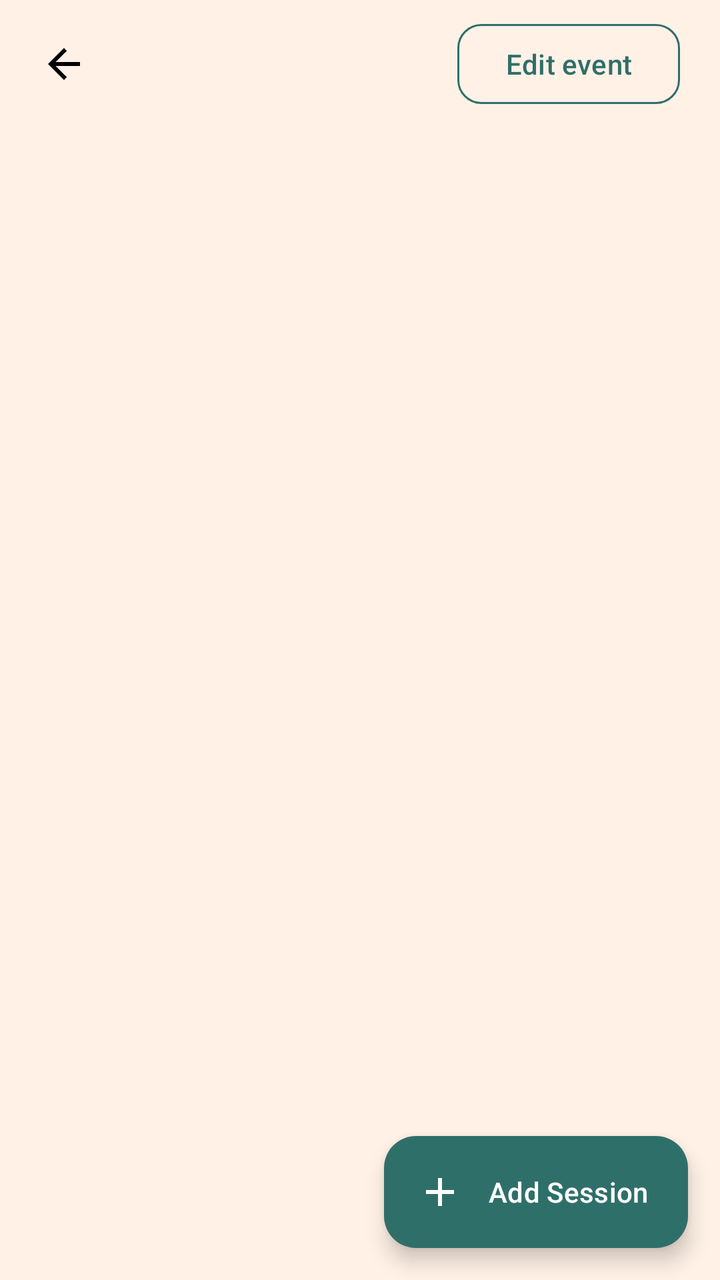
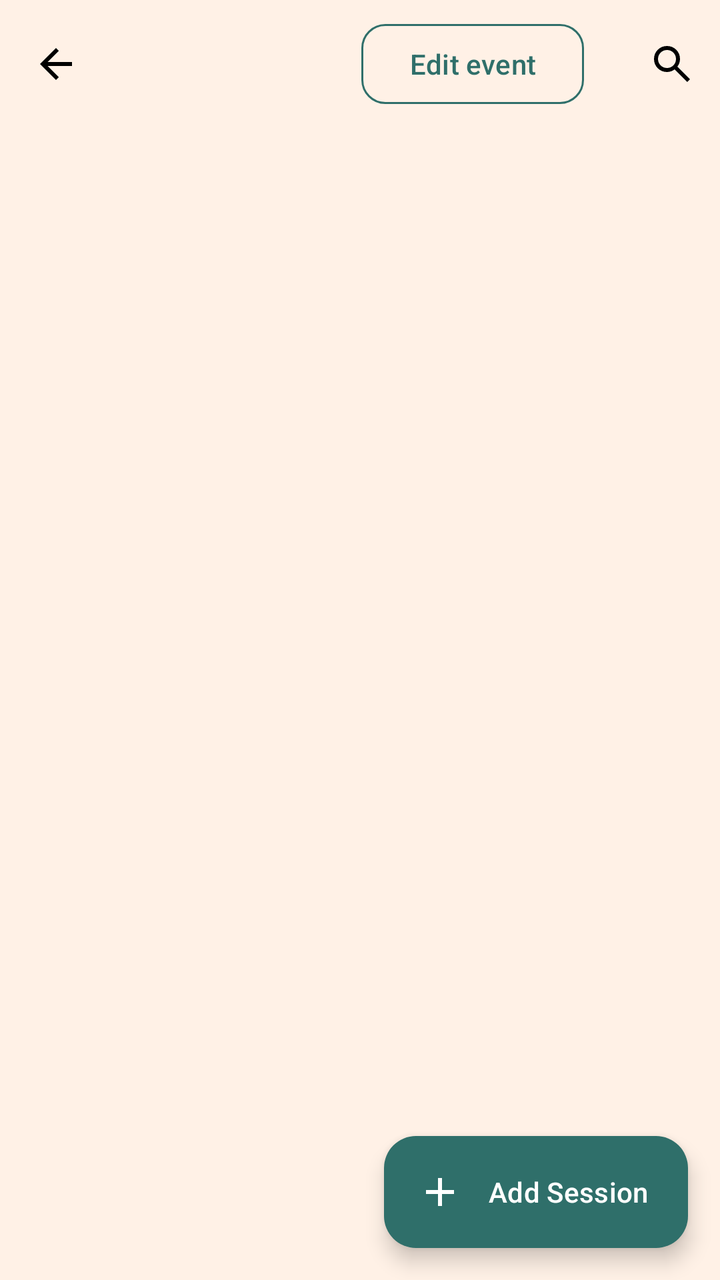

Before-and-after screenshots of an Android layout around one commit, followed by the original layout XML and the change that was made.
<!-- AndroidManifest.xml: application theme Theme.EventAdmin -->
<!-- res/layout/activity_session_list.xml -->
<?xml version="1.0" encoding="utf-8"?>
<androidx.constraintlayout.widget.ConstraintLayout xmlns:android="http://schemas.android.com/apk/res/android"
    android:id="@+id/main"
    android:layout_width="match_parent"
    android:layout_height="match_parent"
    xmlns:app="http://schemas.android.com/apk/res-auto">
    <ImageButton
        android:id="@+id/btnBack"
        android:layout_width="@dimen/btn_back_size"
        android:layout_height="@dimen/btn_back_size"
        android:src="@drawable/ic_arrow_back"
        android:background="?attr/selectableItemBackgroundBorderless"
        android:contentDescription="@string/back"
        android:layout_marginStart="@dimen/space_small"
        android:layout_marginTop="@dimen/space_small"
        app:layout_constraintTop_toTopOf="parent"
        app:layout_constraintStart_toStartOf="parent"/>
    <com.google.android.material.button.MaterialButton
        android:id="@+id/btnEditEvent"
        style="@style/Widget.Material3.Button.OutlinedButton"
        android:layout_width="wrap_content"
        android:layout_height="wrap_content"
        android:text="@string/button_edit_event"
        android:textColor="@color/accent"
        app:strokeColor="@color/accent"
        app:cornerRadius="@dimen/button_corner"
        android:layout_marginEnd="@dimen/page_padding"
        app:layout_constraintTop_toTopOf="@id/btnBack"
        app:layout_constraintBottom_toBottomOf="@id/btnBack"
        app:layout_constraintEnd_toEndOf="parent"/>
    <TextView
        android:id="@+id/txtEventName"
        android:layout_width="0dp"
        android:layout_height="wrap_content"
        android:textAppearance="?attr/textAppearanceHeadlineSmall"
        android:textStyle="bold"
        android:layout_marginHorizontal="@dimen/page_padding"
        android:layout_marginTop="@dimen/space_small"
        app:layout_constraintTop_toBottomOf="@id/btnBack"
        app:layout_constraintStart_toStartOf="parent"
        app:layout_constraintEnd_toEndOf="parent"/>
    <TextView
        android:id="@+id/txtEventInfo"
        android:layout_width="0dp"
        android:layout_height="wrap_content"
        android:layout_marginTop="@dimen/space_extra_small"
        android:textAppearance="?attr/textAppearanceBodyMedium"
        android:textColor="@color/text_secondary"
        app:layout_constraintStart_toStartOf="@id/txtEventName"
        app:layout_constraintTop_toBottomOf="@id/txtEventName"
        app:layout_constraintEnd_toEndOf="@id/txtEventName"/>
    <TextView
        android:id="@+id/txtEventPlace"
        android:layout_width="0dp"
        android:layout_height="wrap_content"
        android:textAppearance="?attr/textAppearanceBodyMedium"
        android:textColor="@color/text_secondary"
        android:layout_marginTop="@dimen/space_extra_small"
        app:layout_constraintTop_toBottomOf="@id/txtEventInfo"
        app:layout_constraintStart_toStartOf="@id/txtEventInfo"
        app:layout_constraintEnd_toEndOf="@id/txtEventInfo"/>
    <TextView
        android:id="@+id/txtEventContact"
        android:layout_width="0dp"
        android:layout_height="wrap_content"
        android:textAppearance="?attr/textAppearanceBodyMedium"
        android:textColor="@color/text_secondary"
        android:layout_marginTop="@dimen/space_extra_small"
        app:layout_constraintTop_toBottomOf="@id/txtEventPlace"
        app:layout_constraintStart_toStartOf="@id/txtEventPlace"
        app:layout_constraintEnd_toEndOf="@id/txtEventPlace"/>
    <TextView
        android:id="@+id/txtEventDesc"
        android:layout_width="0dp"
        android:layout_height="wrap_content"
        android:textAppearance="?attr/textAppearanceBodyMedium"
        android:textColor="@color/text_secondary"
        android:layout_marginTop="@dimen/space_extra_small"
        app:layout_constraintTop_toBottomOf="@id/txtEventContact"
        app:layout_constraintStart_toStartOf="@id/txtEventName"
        app:layout_constraintEnd_toEndOf="@id/txtEventName"/>
    <TextView
        android:id="@+id/txtSessionCount"
        android:layout_width="0dp"
        android:layout_height="wrap_content"
        android:textAppearance="?attr/textAppearanceBodyMedium"
        android:textColor="@color/text_secondary"
        android:layout_marginTop="@dimen/space_extra_small"
        app:layout_constraintTop_toBottomOf="@id/txtEventDesc"
        app:layout_constraintStart_toStartOf="@id/txtEventName"
        app:layout_constraintEnd_toEndOf="@id/txtEventName"/>
    <androidx.recyclerview.widget.RecyclerView
        android:id="@+id/recyclerSessions"
        android:layout_width="0dp"
        android:layout_height="0dp"
        android:layout_marginTop="@dimen/space_large"
        android:clipToPadding="false"
        android:paddingHorizontal="@dimen/page_padding"
        android:paddingBottom="@dimen/fab_clearance"
        app:layout_constraintBottom_toBottomOf="parent"
        app:layout_constraintEnd_toEndOf="parent"
        app:layout_constraintStart_toStartOf="parent"
        app:layout_constraintTop_toBottomOf="@id/txtSessionCount" />

    <TextView
        android:id="@+id/txtEmpty"
        android:layout_width="wrap_content"
        android:layout_height="wrap_content"
        android:text="@string/no_session_text"
        android:gravity="center"
        android:textAppearance="?attr/textAppearanceBodyMedium"
        android:visibility="gone"
        android:textColor="@color/text_secondary"
        app:layout_constraintBottom_toBottomOf="parent"
        app:layout_constraintEnd_toEndOf="parent"
        app:layout_constraintStart_toStartOf="parent"
        app:layout_constraintTop_toTopOf="parent" />

    <com.google.android.material.floatingactionbutton.ExtendedFloatingActionButton
        android:id="@+id/fabAddSession"
        android:layout_width="wrap_content"
        android:layout_height="wrap_content"
        app:layout_constraintBottom_toBottomOf="parent"
        app:layout_constraintEnd_toEndOf="parent"
        android:layout_margin="@dimen/space_medium"
        android:text="@string/add_session"
        app:icon="@drawable/ic_add"
        app:backgroundTint="@color/accent"
        android:textColor="@color/on_accent"
        app:iconTint="@color/on_accent" />
</androidx.constraintlayout.widget.ConstraintLayout>
<!-- resources referenced by this layout -->
<resources>
  <color name="accent">#2F6F6A</color>
  <color name="on_accent">#FFFFFF</color>
  <color name="text_secondary">#75614F</color>
  <dimen name="btn_back_size">48dp</dimen>
  <dimen name="button_corner">12dp</dimen>
  <dimen name="fab_clearance">96dp</dimen>
  <dimen name="page_padding">20dp</dimen>
  <dimen name="space_extra_small">4dp</dimen>
  <dimen name="space_large">24dp</dimen>
  <dimen name="space_medium">16dp</dimen>
  <dimen name="space_small">8dp</dimen>
  <!-- drawable ic_add (drawable) -->
  <?xml version="1.0" encoding="utf-8"?>
  <vector xmlns:android="http://schemas.android.com/apk/res/android"
      android:width="24dp" android:height="24dp"
      android:viewportWidth="24" android:viewportHeight="24">
      <path android:fillColor="#FFFFFFFF"
          android:pathData="M19,13h-6v6h-2v-6H5v-2h6V5h2v6h6v2z" />
  </vector>
  <!-- drawable ic_arrow_back (drawable) -->
  <vector xmlns:android="http://schemas.android.com/apk/res/android" android:autoMirrored="true" android:height="24dp" android:tint="#000000" android:viewportHeight="24" android:viewportWidth="24" android:width="24dp">
        
      <path android:fillColor="@android:color/white" android:pathData="M20,11H7.83l5.59,-5.59L12,4l-8,8 8,8 1.41,-1.41L7.83,13H20v-2z"/>
      
  </vector>
  <string name="add_session">Add Session</string>
  <string name="back">Back</string>
  <string name="button_edit_event">Edit event</string>
  <string name="no_session_text">No sessions yet.\nTap + Add Session to create one.</string>
  <style name="Theme.EventAdmin" parent="Base.Theme.EventAdmin" />
  <style name="Base.Theme.EventAdmin" parent="Theme.Material3.Light.NoActionBar">
          
          
          <item name="colorPrimary">@color/accent</item>
          <item name="android:colorBackground">@color/background</item>
          <item name="colorOnPrimary">@color/on_accent</item>
          <item name="colorSurface">@color/surface</item>
          <item name="colorOnBackground">@color/text_primary</item>
          <item name="colorOnSurface">@color/text_primary</item>
          <item name="colorOnSurfaceVariant">@color/text_secondary</item>
          <item name="colorSecondaryContainer">@color/accent_container</item>
          <item name="colorOnSecondaryContainer">@color/on_accent_container</item>
      </style>
  <color name="background">#FFF1E6</color>
  <color name="surface">#FFFFFF</color>
  <color name="text_primary">#2B211B</color>
  <color name="accent_container">#D6E8E5</color>
  <color name="on_accent_container">#1F4E4A</color>
</resources>

<!-- the commit's change to res/layout/activity_session_list.xml (unified diff, before → after) -->
@@ -4,30 +4,31 @@
     android:layout_width="match_parent"
     android:layout_height="match_parent"
     xmlns:app="http://schemas.android.com/apk/res-auto">
-    <ImageButton
-        android:id="@+id/btnBack"
-        android:layout_width="@dimen/btn_back_size"
-        android:layout_height="@dimen/btn_back_size"
-        android:src="@drawable/ic_arrow_back"
-        android:background="?attr/selectableItemBackgroundBorderless"
-        android:contentDescription="@string/back"
-        android:layout_marginStart="@dimen/space_small"
-        android:layout_marginTop="@dimen/space_small"
+    <com.google.android.material.appbar.MaterialToolbar
+        android:id="@+id/toolbar"
+        android:layout_width="0dp"
+        android:layout_height="?attr/actionBarSize"
+        app:navigationIcon="@drawable/ic_arrow_back"
+        app:navigationContentDescription="@string/back"
+        app:menu="@menu/menu_search"
+        app:collapseIcon="@drawable/ic_close"
+        app:collapseContentDescription="@string/close_search"
         app:layout_constraintTop_toTopOf="parent"
-        app:layout_constraintStart_toStartOf="parent"/>
-    <com.google.android.material.button.MaterialButton
-        android:id="@+id/btnEditEvent"
-        style="@style/Widget.Material3.Button.OutlinedButton"
-        android:layout_width="wrap_content"
-        android:layout_height="wrap_content"
-        android:text="@string/button_edit_event"
-        android:textColor="@color/accent"
-        app:strokeColor="@color/accent"
-        app:cornerRadius="@dimen/button_corner"
-        android:layout_marginEnd="@dimen/page_padding"
-        app:layout_constraintTop_toTopOf="@id/btnBack"
-        app:layout_constraintBottom_toBottomOf="@id/btnBack"
-        app:layout_constraintEnd_toEndOf="parent"/>
+        app:layout_constraintStart_toStartOf="parent"
+        app:layout_constraintEnd_toEndOf="parent">
+        <com.google.android.material.button.MaterialButton
+            android:id="@+id/btnEditEvent"
+            style="@style/Widget.Material3.Button.OutlinedButton"
+            android:layout_width="wrap_content"
+            android:layout_height="wrap_content"
+            android:text="@string/button_edit_event"
+            android:textColor="@color/accent"
+            app:strokeColor="@color/accent"
+            app:cornerRadius="@dimen/button_corner"
+            android:layout_marginEnd="@dimen/page_padding"
+            android:layout_gravity="end"/>
+    </com.google.android.material.appbar.MaterialToolbar>
+
     <TextView
         android:id="@+id/txtEventName"
         android:layout_width="0dp"
@@ -36,7 +37,7 @@
         android:textStyle="bold"
         android:layout_marginHorizontal="@dimen/page_padding"
         android:layout_marginTop="@dimen/space_small"
-        app:layout_constraintTop_toBottomOf="@id/btnBack"
+        app:layout_constraintTop_toBottomOf="@id/toolbar"
         app:layout_constraintStart_toStartOf="parent"
         app:layout_constraintEnd_toEndOf="parent"/>
     <TextView
@@ -106,7 +107,6 @@
         android:id="@+id/txtEmpty"
         android:layout_width="wrap_content"
         android:layout_height="wrap_content"
-        android:text="@string/no_session_text"
         android:gravity="center"
         android:textAppearance="?attr/textAppearanceBodyMedium"
         android:visibility="gone"
<!-- resource entries referenced after the edit -->
@@ -3,7 +3,6 @@
   <color name="accent">#2F6F6A</color>
   <color name="on_accent">#FFFFFF</color>
   <color name="text_secondary">#75614F</color>
-  <dimen name="btn_back_size">48dp</dimen>
   <dimen name="button_corner">12dp</dimen>
   <dimen name="fab_clearance">96dp</dimen>
   <dimen name="page_padding">20dp</dimen>
@@ -25,10 +24,16 @@
       <path android:fillColor="@android:color/white" android:pathData="M20,11H7.83l5.59,-5.59L12,4l-8,8 8,8 1.41,-1.41L7.83,13H20v-2z"/>
       
   </vector>
+  <!-- drawable ic_close (drawable) -->
+  <vector xmlns:android="http://schemas.android.com/apk/res/android" android:height="24dp" android:tint="#000000" android:viewportHeight="960" android:viewportWidth="960" android:width="24dp">
+        
+      <path android:fillColor="@android:color/white" android:pathData="M256,760L200,704L424,480L200,256L256,200L480,424L704,200L760,256L536,480L760,704L704,760L480,536L256,760Z"/>
+      
+  </vector>
   <string name="add_session">Add Session</string>
   <string name="back">Back</string>
   <string name="button_edit_event">Edit event</string>
-  <string name="no_session_text">No sessions yet.\nTap + Add Session to create one.</string>
+  <string name="close_search">Close search</string>
   <style name="Theme.EventAdmin" parent="Base.Theme.EventAdmin" />
   <style name="Base.Theme.EventAdmin" parent="Theme.Material3.Light.NoActionBar">
           
